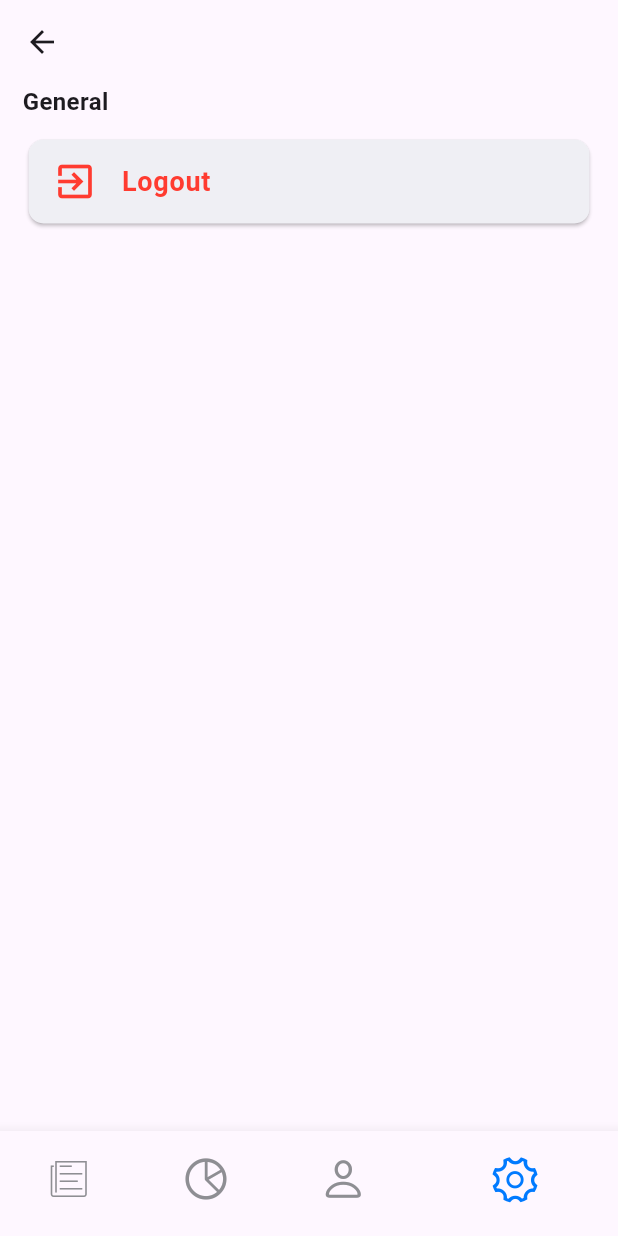
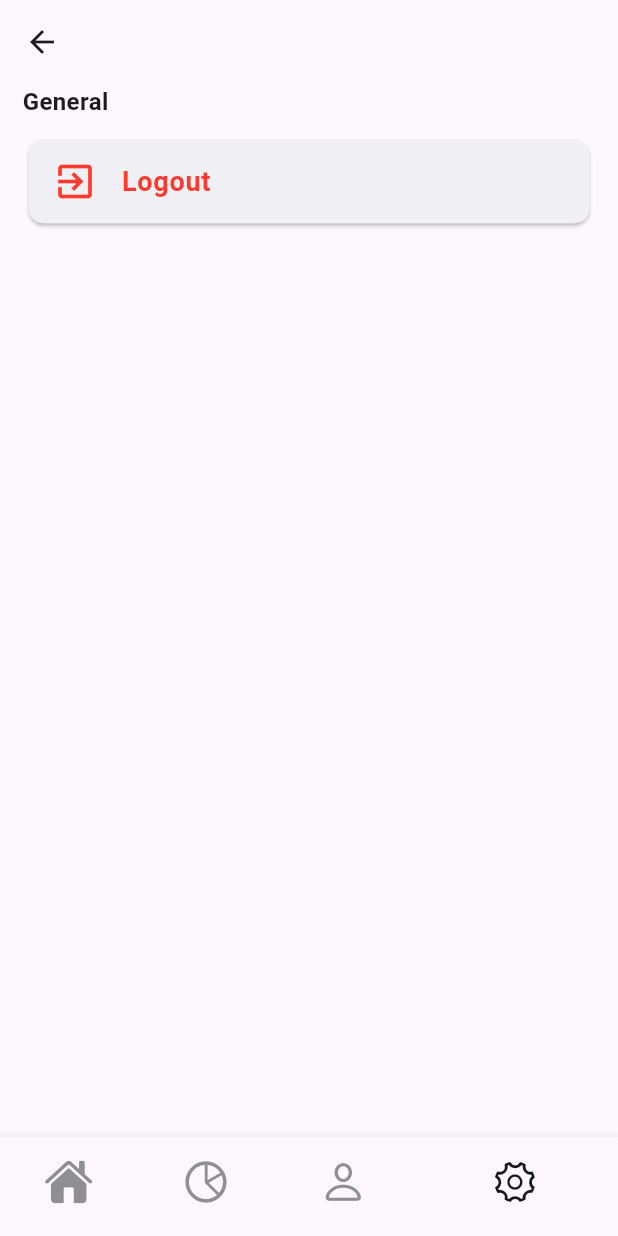
Before and after one commit to ak1m1tsu/tech-tinker, a Flutter app: the HomeScreen screen opened by its route, item 4 of the bottom bar chosen, on a phone screen of 412 x 824 dp. Run offline on Flutter 3.47's test engine with Material 3 defaults, Android fonts, the phone set to English and light mode, and no system bars; our stand-ins replace flutter_easyloading; missing offline and left inert: api_cache_manager.

```diff
--- a/mobile/lib/screens/home_screen.dart
+++ b/mobile/lib/screens/home_screen.dart
@@ -38,14 +38,13 @@ class _HomeScreenState extends State<HomeScreen> {
         iconSize: 32,
         showSelectedLabels: false,
         unselectedItemColor: CupertinoColors.systemGrey,
-        selectedItemColor: CupertinoColors.activeBlue,
+        selectedItemColor: CupertinoColors.darkBackgroundGray,
         selectedIconTheme: const IconThemeData(
-          color: CupertinoColors.activeBlue,
-          size: 36,
+          color: CupertinoColors.darkBackgroundGray,
         ),
         items: const [
           BottomNavigationBarItem(
-            icon: Icon(CupertinoIcons.news),
+            icon: Icon(CupertinoIcons.house_fill),
             label: "Orders",
           ),
           BottomNavigationBarItem(
--- a/mobile/lib/screens/login_screen.dart
+++ b/mobile/lib/screens/login_screen.dart
@@ -14,7 +14,7 @@ class LoginScreen extends StatelessWidget {
         title: const Text(
           appName,
           style: TextStyle(
-            color: CupertinoColors.activeBlue,
+            color: CupertinoColors.extraLightBackgroundGray,
             fontWeight: FontWeight.bold,
             fontSize: 32,
           ),
--- a/mobile/lib/screens/settings_screen.dart
+++ b/mobile/lib/screens/settings_screen.dart
@@ -1,5 +1,6 @@
 import 'package:flutter/cupertino.dart';
 import 'package:flutter/material.dart';
+import 'package:tech_tinker/api/auth.dart';
 import 'package:tech_tinker/widgets/settings_card.dart';
 
 class SettingsScreen extends StatelessWidget {
@@ -29,6 +30,7 @@ class SettingsScreen extends StatelessWidget {
                 text: "Logout",
                 icon: Icons.exit_to_app,
                 onTap: () {
+                  AuthCache.logout();
                   Navigator.pushNamedAndRemoveUntil(
                     context,
                     "/login",
--- a/mobile/lib/widgets/settings_card.dart
+++ b/mobile/lib/widgets/settings_card.dart
@@ -2,7 +2,7 @@ import 'package:flutter/cupertino.dart';
 import 'package:flutter/material.dart';
 
 class SettingsCard extends StatelessWidget {
-  SettingsCard({
+  const SettingsCard({
     super.key,
     required this.text,
     required this.icon,
@@ -14,9 +14,8 @@ class SettingsCard extends StatelessWidget {
   final String text;
   final IconData icon;
   final GestureTapCallback? onTap;
-
-  Color backgroundColor;
-  Color textColor;
+  final Color backgroundColor;
+  final Color textColor;
 
   @override
   Widget build(BuildContext context) {
--- a/mobile/pubspec.yaml
+++ b/mobile/pubspec.yaml
@@ -14,6 +14,7 @@ dependencies:
   badges: ^3.1.2
   http: ^1.1.0
   modal_progress_hud_nsn: ^0.4.0
+  flutter_easyloading: ^3.0.5
 
 dev_dependencies:
   flutter_test:
```
Also changed, not shown: mobile/lib/api/auth.dart (added, +63 -0 lines), mobile/lib/constants.dart (+5 -4 lines), mobile/lib/main.dart (+5 -2 lines), mobile/lib/widgets/login_form.dart (+27 -19 lines), mobile/pubspec.lock.
